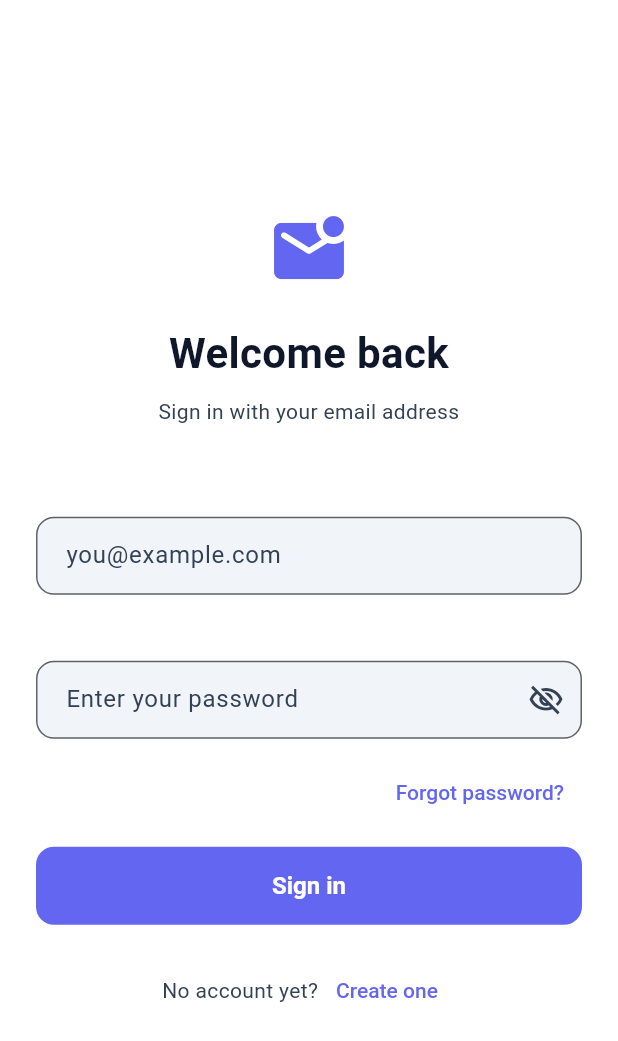
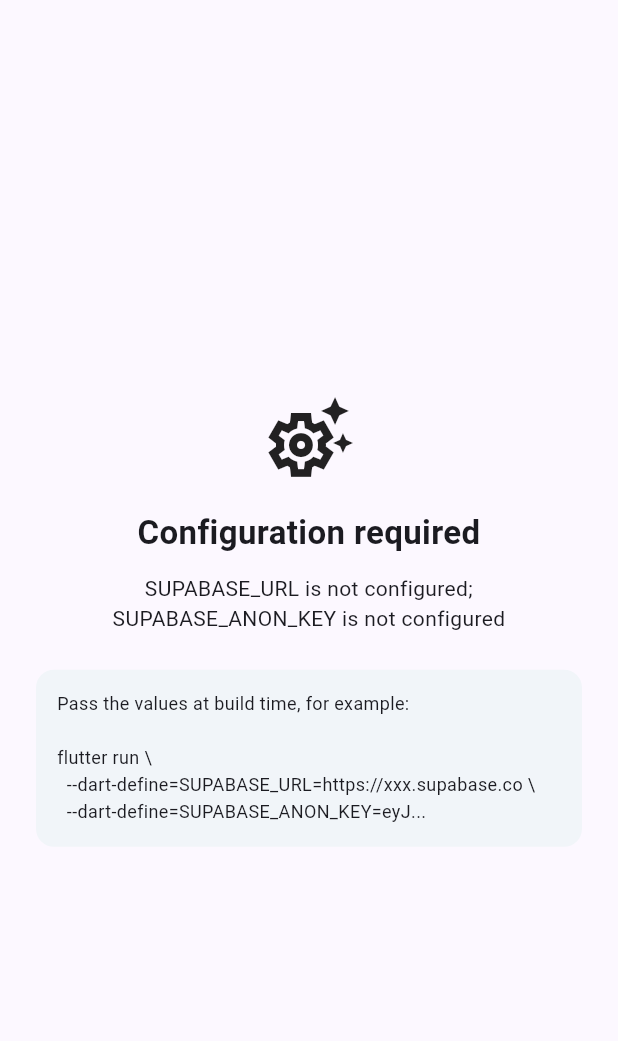
Before and after one commit to vidu1999/Mailchat, a Flutter app: the screen it shows after launch, on a phone screen of 412 x 824 dp. Shown: the top 1041 px of the screen. Run offline on Flutter 3.47's test engine with Material 3 defaults, Android fonts, the phone set to English and light mode, and no system bars; accounts and stored records are empty.

Commit message:
Fix silent session-storage failure and surface config errors
- session_store: FileSessionStore wrote to Directory.current, which is not
  writable on Android/iOS (often "/"). Every write failed silently, so no
  session was ever persisted and each launch dropped the user back to login.
  Now resolves Directory.systemTemp (the app's private cache dir on Android)
  lazily, falling back to the cwd, with the trade-offs documented.
- main: call AppConfig.validate() at startup and render a "Configuration
  required" screen naming the missing --dart-define values. Without this the
  app launched with placeholder values and failed every network call, which
  reads as an app bug rather than a configuration problem.
- docs/running.md: new setup guide covering credential flags, applying the
  four migrations through the Dashboard SQL editor when the Supabase CLI is
  absent, verifying RLS with SQL, device options for the "no supported
  devices" case, and why web will not work (dart:io).
- README/security: corrected the session-storage description.

Co-authored-by: arena-agent <297053741+arena-agent@users.noreply.github.com>

```diff
--- a/lib/main.dart
+++ b/lib/main.dart
@@ -1,4 +1,5 @@
 import 'package:flutter/material.dart';
+
 import 'package:mailchat/app.dart';
 import 'package:mailchat/core/config/app_config.dart';
 import 'package:mailchat/core/logging/app_logger.dart';
@@ -8,13 +9,89 @@
 /// Initialization order:
 /// 1. Ensure the Flutter binding is initialized.
 /// 2. Load application configuration (environment / dart-defines).
-/// 3. Initialize structured logging.
-/// 4. Run the application widget.
-void main() async {
+/// 3. Validate it. Supabase cannot be reached with placeholder values, so
+///    failing here produces an actionable message instead of every request
+///    failing later with a confusing network error.
+/// 4. Initialize structured logging.
+/// 5. Run the application widget.
+Future<void> main() async {
   WidgetsFlutterBinding.ensureInitialized();
 
   await AppConfig.load();
   AppLogger.init();
 
+  try {
+    AppConfig.instance.validate();
+  } on ConfigurationException catch (error) {
+    AppLogger.error(error, StackTrace.current, {'where': 'startup_config'});
+    runApp(_ConfigurationErrorApp(message: error.message));
+    return;
+  }
+
   runApp(const MailChatApp());
 }
+
+/// Shown instead of the app when required configuration is missing.
+///
+/// This exists so a misconfigured build says exactly what is wrong. Without it
+/// the app launched fine and then failed on every network call, which reads as
+/// a bug in the app rather than a missing `--dart-define`.
+class _ConfigurationErrorApp extends StatelessWidget {
+  final String message;
+
+  const _ConfigurationErrorApp({required this.message});
+
+  @override
+  Widget build(BuildContext context) {
+    return MaterialApp(
+      debugShowCheckedModeBanner: false,
+      theme: ThemeData(
+        useMaterial3: true,
+        colorScheme: ColorScheme.fromSeed(seedColor: const Color(0xFF6366F1)),
+      ),
+      home: Scaffold(
+        body: SafeArea(
+          child: Center(
+            child: SingleChildScrollView(
+              padding: const EdgeInsets.all(24),
+              child: Column(
+                mainAxisSize: MainAxisSize.min,
+                crossAxisAlignment: CrossAxisAlignment.stretch,
+                children: [
+                  const Icon(Icons.settings_suggest_outlined, size: 64),
+                  const SizedBox(height: 16),
+                  const Text(
+                    'Configuration required',
+                    textAlign: TextAlign.center,
+                    style: TextStyle(fontSize: 22, fontWeight: FontWeight.w700),
+                  ),
+                  const SizedBox(height: 12),
+                  Text(
+                    message,
+                    textAlign: TextAlign.center,
+                    style: const TextStyle(fontSize: 14),
+                  ),
+                  const SizedBox(height: 24),
+                  Container(
+                    padding: const EdgeInsets.all(14),
+                    decoration: BoxDecoration(
+                      color: const Color(0xFFF1F5F9),
+                      borderRadius: BorderRadius.circular(12),
+                    ),
+                    child: const Text(
+                      'Pass the values at build time, for example:\n\n'
+                      'flutter run \\\n'
+                      '  --dart-define=SUPABASE_URL=https://xxx.supabase.co \\\n'
+                      '  --dart-define=SUPABASE_ANON_KEY=eyJ...',
+                      style: TextStyle(fontSize: 12, height: 1.5),
+                    ),
+                  ),
+                ],
+              ),
+            ),
+          ),
+        ),
+      ),
+    );
+  }
+}
```
Also changed, not shown: lib/core/services/session_store.dart (+31 -2 lines), 3 other files.
